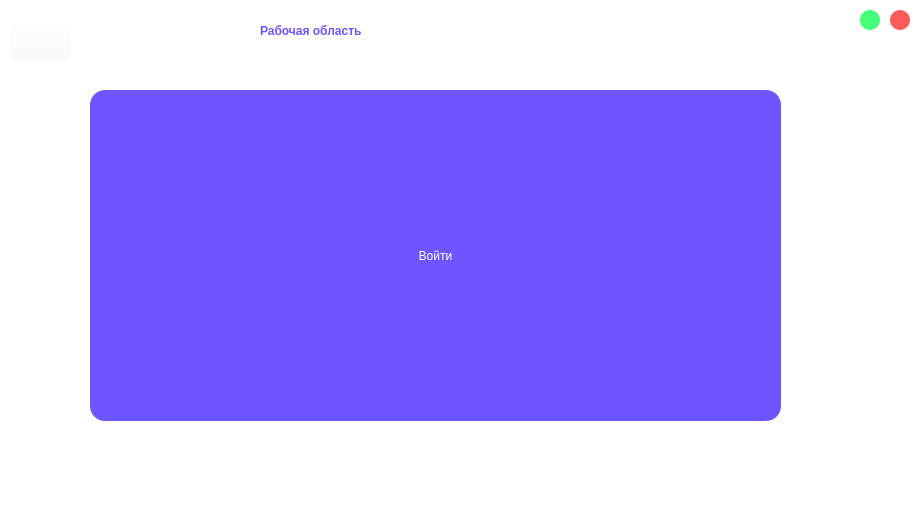
Before: the Qt Designer form project/greeting.ui in AssasinNik/meow, drawn with Qt 5.
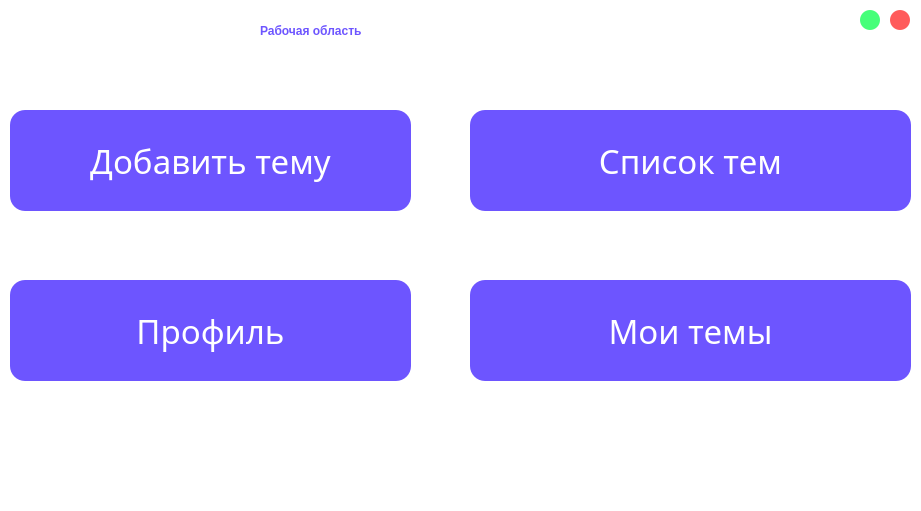
After: the same form once the commit is applied. Icons and pictures are not drawn. Custom widgets are drawn as their Qt base class.

```diff
--- a/project/greeting.ui
+++ b/project/greeting.ui
@@ -83,17 +83,91 @@
   <widget class="QPushButton" name="pushButton_4">
    <property name="geometry">
     <rect>
+     <x>470</x>
+     <y>110</y>
+     <width>441</width>
+     <height>101</height>
+    </rect>
+   </property>
+   <property name="font">
+    <font>
+     <family>Karla 13</family>
+     <pointsize>25</pointsize>
+     <weight>9</weight>
+     <italic>false</italic>
+     <bold>false</bold>
+    </font>
+   </property>
+   <property name="autoFillBackground">
+    <bool>false</bool>
+   </property>
+   <property name="styleSheet">
+    <string notr="true">QPushButton{
+	color: rgb(255, 255, 255);
+	background-color: #6D55FF;
+	border-radius: 15px; 
+	font: 75 25pt &quot;Karla&quot; bold;
+	border: 2px;
+}
+QPushButton:pressed{
+	background-color: #A597FF;
+}</string>
+   </property>
+   <property name="text">
+    <string>Список тем</string>
+   </property>
+   <property name="icon">
+    <iconset resource="greeting.qrc">
+     <normaloff>:/new/prefix1/spisok.png</normaloff>:/new/prefix1/spisok.png</iconset>
+   </property>
+   <property name="iconSize">
+    <size>
+     <width>125</width>
+     <height>125</height>
+    </size>
+   </property>
+   <property name="default">
+    <bool>false</bool>
+   </property>
+   <property name="flat">
+    <bool>false</bool>
+   </property>
+  </widget>
+  <widget class="QPushButton" name="pushButton_5">
+   <property name="geometry">
+    <rect>
      <x>10</x>
-     <y>10</y>
-     <width>61</width>
-     <height>51</height>
+     <y>110</y>
+     <width>401</width>
+     <height>101</height>
     </rect>
    </property>
+   <property name="font">
+    <font>
+     <family>Karla 13</family>
+     <pointsize>25</pointsize>
+     <weight>9</weight>
+     <italic>false</italic>
+     <bold>false</bold>
+    </font>
+   </property>
+   <property name="autoFillBackground">
+    <bool>false</bool>
+   </property>
    <property name="styleSheet">
-    <string notr="true">background-color: rgba(255, 255, 255, 0);</string>
+    <string notr="true">QPushButton{
+	color: rgb(255, 255, 255);
+	background-color: #6D55FF;
+	border-radius: 15px; 
+	font: 75 25pt &quot;Karla&quot; bold;
+	border: 2px;
+}
+QPushButton:pressed{
+	background-color: #A597FF;
+}</string>
    </property>
    <property name="text">
-    <string/>
+    <string>Добавить тему</string>
    </property>
    <property name="icon">
     <iconset resource="greeting.qrc">
@@ -101,20 +175,35 @@
    </property>
    <property name="iconSize">
     <size>
-     <width>35</width>
-     <height>35</height>
+     <width>125</width>
+     <height>125</height>
     </size>
    </property>
+   <property name="default">
+    <bool>false</bool>
+   </property>
+   <property name="flat">
+    <bool>false</bool>
+   </property>
   </widget>
-  <widget class="CustomButton" name="pushButton">
+  <widget class="QPushButton" name="pushButton_6">
    <property name="geometry">
     <rect>
-     <x>90</x>
-     <y>90</y>
-     <width>691</width>
-     <height>331</height>
+     <x>10</x>
+     <y>280</y>
+     <width>401</width>
+     <height>101</height>
     </rect>
    </property>
+   <property name="font">
+    <font>
+     <family>Karla 13</family>
+     <pointsize>25</pointsize>
+     <weight>9</weight>
+     <italic>false</italic>
+     <bold>false</bold>
+    </font>
+   </property>
    <property name="autoFillBackground">
     <bool>false</bool>
    </property>
@@ -131,7 +220,70 @@
 }</string>
    </property>
    <property name="text">
-    <string>Войти</string>
+    <string>Профиль</string>
+   </property>
+   <property name="icon">
+    <iconset resource="greeting.qrc">
+     <normaloff>:/new/prefix1/Backpack.png</normaloff>:/new/prefix1/Backpack.png</iconset>
+   </property>
+   <property name="iconSize">
+    <size>
+     <width>125</width>
+     <height>125</height>
+    </size>
+   </property>
+   <property name="default">
+    <bool>false</bool>
+   </property>
+   <property name="flat">
+    <bool>false</bool>
+   </property>
+  </widget>
+  <widget class="QPushButton" name="pushButton_7">
+   <property name="geometry">
+    <rect>
+     <x>470</x>
+     <y>280</y>
+     <width>441</width>
+     <height>101</height>
+    </rect>
+   </property>
+   <property name="font">
+    <font>
+     <family>Karla 13</family>
+     <pointsize>25</pointsize>
+     <weight>9</weight>
+     <italic>false</italic>
+     <bold>false</bold>
+    </font>
+   </property>
+   <property name="autoFillBackground">
+    <bool>false</bool>
+   </property>
+   <property name="styleSheet">
+    <string notr="true">QPushButton{
+	color: rgb(255, 255, 255);
+	background-color: #6D55FF;
+	border-radius: 15px; 
+	font: 75 25pt &quot;Karla&quot; bold;
+	border: 2px;
+}
+QPushButton:pressed{
+	background-color: #A597FF;
+}</string>
+   </property>
+   <property name="text">
+    <string>Мои темы</string>
+   </property>
+   <property name="icon">
+    <iconset resource="greeting.qrc">
+     <normaloff>:/new/prefix1/Book.png</normaloff>:/new/prefix1/Book.png</iconset>
+   </property>
+   <property name="iconSize">
+    <size>
+     <width>125</width>
+     <height>125</height>
+    </size>
    </property>
    <property name="default">
     <bool>false</bool>
@@ -141,13 +293,6 @@
    </property>
   </widget>
  </widget>
- <customwidgets>
-  <customwidget>
-   <class>CustomButton</class>
-   <extends>QPushButton</extends>
-   <header location="global">custombutton.h</header>
-  </customwidget>
- </customwidgets>
  <resources>
   <include location="greeting.qrc"/>
  </resources>
```
Left out of the diff: 4 changed lines with no effect on the pictures.
